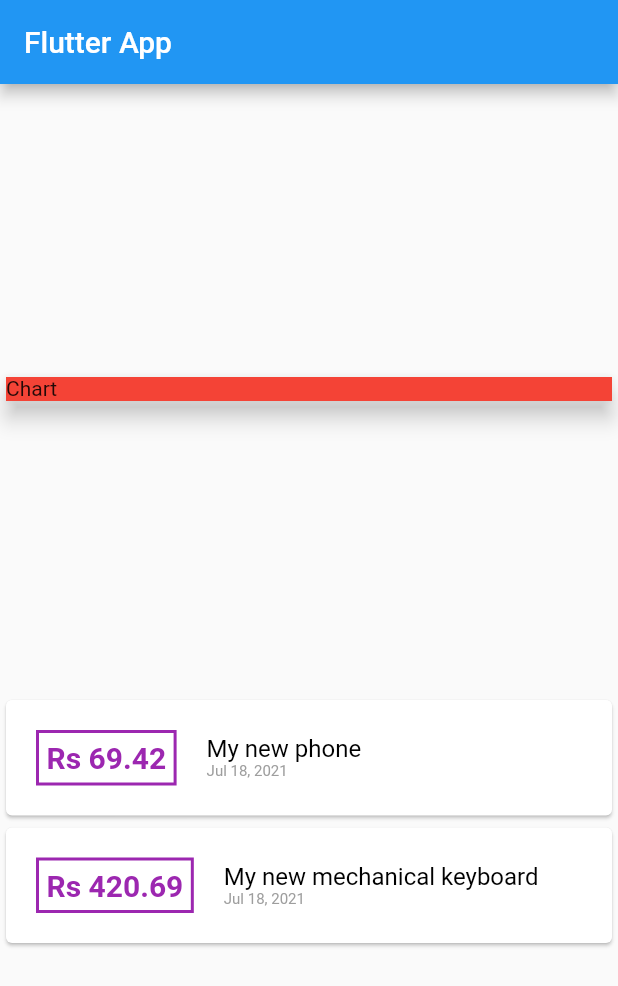
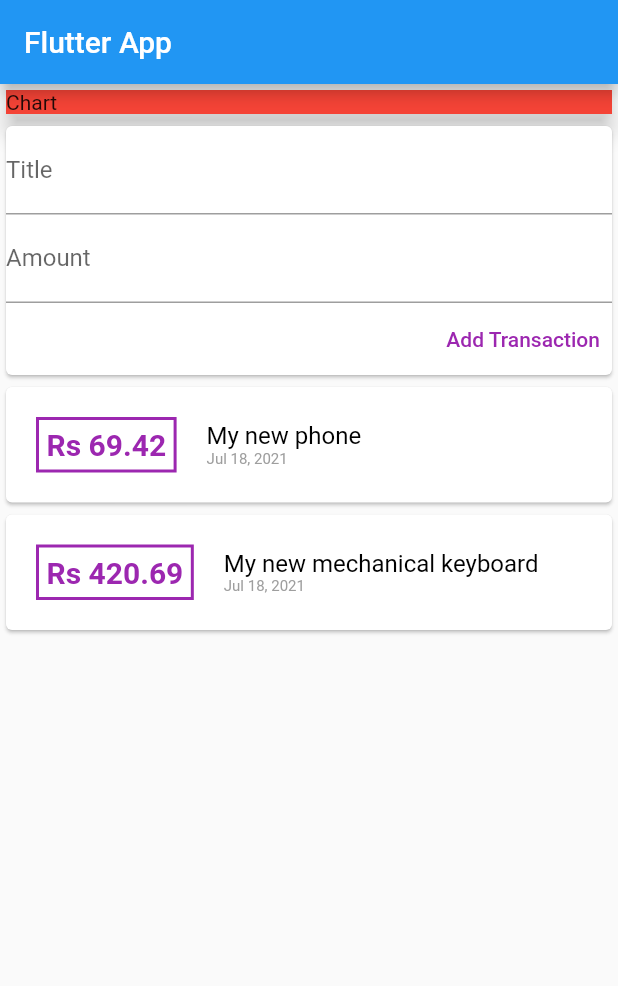
Before and after one commit to sk25469/Personal_Expenses, a Flutter app: the screen it shows after launch, on a phone screen of 412 x 824 dp. Shown: the top 986 px of the screen. Run offline on Flutter 3.47's test engine with Material 2 defaults, Android fonts, the phone set to English and light mode, and no system bars.

Commit message:
created textfields for user input

```diff
--- a/lib/main.dart
+++ b/lib/main.dart
@@ -31,6 +31,11 @@ class MyHomePage extends StatelessWidget {
       title: "My new mechanical keyboard",
     ),
   ];
+
+  // remember that user inputs are always strings
+  final titleController = TextEditingController();
+  final amountController = TextEditingController();
+
   @override
   Widget build(BuildContext context) {
     return Scaffold(
@@ -38,7 +43,7 @@ class MyHomePage extends StatelessWidget {
         title: const Text('Flutter App'),
       ),
       body: Column(
-        mainAxisAlignment: MainAxisAlignment.spaceEvenly,
+        // mainAxisAlignment: MainAxisAlignment.start,
         crossAxisAlignment: CrossAxisAlignment.stretch,
         children: <Widget>[
           Card(
@@ -50,6 +55,32 @@ class MyHomePage extends StatelessWidget {
               child: Text("Chart"),
             ),
             elevation: 6,
+          ),
+          Card(
+            child: Column(
+              crossAxisAlignment: CrossAxisAlignment.end,
+              // ignore: prefer_const_literals_to_create_immutables
+              children: <Widget>[
+                TextField(
+                  decoration: const InputDecoration(labelText: 'Title'),
+                  // onChanged: (val) => titleInput = val,
+                  controller: titleController,
+                ),
+                TextField(
+                  decoration: const InputDecoration(labelText: 'Amount'),
+                  controller: amountController,
+                ),
+                // onChanged: (amt) => amountInput = amt),
+                TextButton(
+                  style: TextButton.styleFrom(primary: Colors.purple),
+                  onPressed: () {
+                    print(titleController.text);
+                    print(amountController.text);
+                  },
+                  child: const Text('Add Transaction'),
+                )
+              ],
+            ),
           ),
           // ignore: prefer_const_constructors
           Column(
```
Also changed, not shown: 1 other file.
